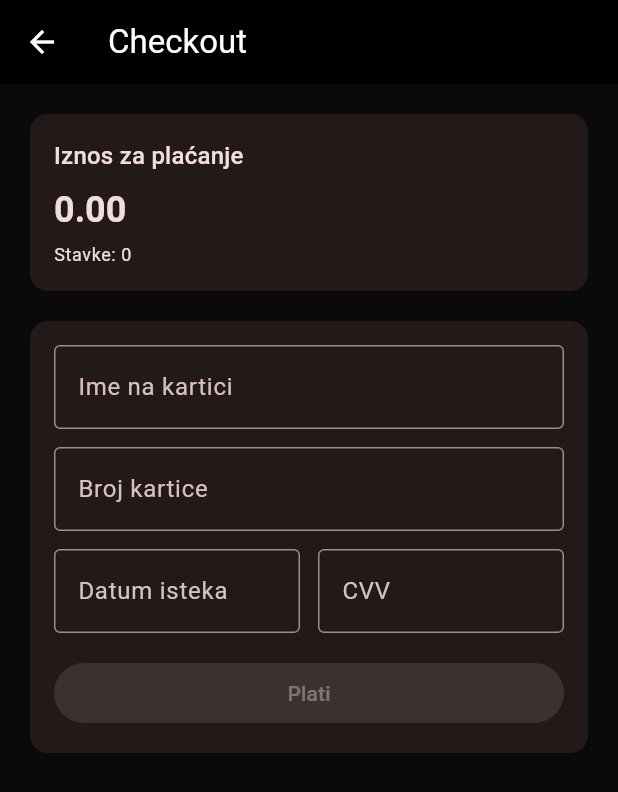
After one commit to KrsticStrahinja7/MIT-Strahinja-Krsti-IT38-2023-, a Flutter app: the CheckoutScreen screen opened directly, on a phone screen of 412 x 824 dp. The commit adds this screen. Shown: the top 792 px of the screen. Run offline on Flutter 3.47's test engine with Material 3 defaults, Android fonts, the phone set to English and light mode, and no system bars.

Commit message:
Checkout screen

```diff
--- /dev/null
+++ b/lib/screens/checkout_screen.dart
@@ -0,0 +1,236 @@
+import 'package:flutter/material.dart';
+import 'package:provider/provider.dart';
+
+import '../providers/cart_provider.dart';
+
+class CheckoutScreen extends StatefulWidget {
+  const CheckoutScreen({super.key});
+
+  @override
+  State<CheckoutScreen> createState() => _CheckoutScreenState();
+}
+
+class _CheckoutScreenState extends State<CheckoutScreen> {
+  final _formKey = GlobalKey<FormState>();
+
+  final _nameCtrl = TextEditingController();
+  final _cardCtrl = TextEditingController();
+  final _expCtrl = TextEditingController();
+  final _cvvCtrl = TextEditingController();
+
+  @override
+  void dispose() {
+    _nameCtrl.dispose();
+    _cardCtrl.dispose();
+    _expCtrl.dispose();
+    _cvvCtrl.dispose();
+    super.dispose();
+  }
+
+  String? _validateName(String? v) {
+    final value = (v ?? '').trim();
+    if (value.isEmpty) return 'Obavezno polje';
+    if (value.length < 3) return 'Unesi puno ime';
+    return null;
+  }
+
+  String? _validateCard(String? v) {
+    final digits = (v ?? '').replaceAll(RegExp(r'\s+'), '');
+    if (digits.isEmpty) return 'Obavezno polje';
+    if (!RegExp(r'^\d{16}$').hasMatch(digits)) {
+      return 'Broj kartice mora imati 16 cifara';
+    }
+    return null;
+  }
+
+  String? _validateExp(String? v) {
+    final value = (v ?? '').trim();
+    if (value.isEmpty) return 'Obavezno polje';
+    final m = RegExp(r'^(\d{2})\/(\d{2})$').firstMatch(value);
+    if (m == null) return 'Format: MM/YY';
+
+    final mm = int.parse(m.group(1)!);
+    final yy = int.parse(m.group(2)!);
+    if (mm < 1 || mm > 12) return 'Neispravan mesec';
+
+    final now = DateTime.now();
+    final fullYear = 2000 + yy;
+    final exp = DateTime(fullYear, mm + 1, 0);
+    if (exp.isBefore(DateTime(now.year, now.month, now.day))) {
+      return 'Kartica je istekla';
+    }
+    return null;
+  }
+
+  String? _validateCvv(String? v) {
+    final value = (v ?? '').trim();
+    if (value.isEmpty) return 'Obavezno polje';
+    if (!RegExp(r'^\d{3}$').hasMatch(value)) return 'CVV mora imati 3 cifre';
+    return null;
+  }
+
+  Future<void> _submit() async {
+    final cart = context.read<CartProvider>();
+    if (cart.items.isEmpty) {
+      ScaffoldMessenger.of(
+        context,
+      ).showSnackBar(const SnackBar(content: Text('Korpa je prazna')));
+      return;
+    }
+
+    final ok = _formKey.currentState?.validate() ?? false;
+    if (!ok) return;
+
+    final confirmed = await showDialog<bool>(
+      context: context,
+      builder: (context) {
+        return AlertDialog(
+          title: const Text('Potvrda plaćanja'),
+          content: Text(
+            'Biće naplaćeno: ${cart.totalPrice.toStringAsFixed(2)}\n\nNastaviti?',
+          ),
+          actions: [
+            TextButton(
+              onPressed: () => Navigator.of(context).pop(false),
+              child: const Text('Otkaži'),
+            ),
+            FilledButton(
+              onPressed: () => Navigator.of(context).pop(true),
+              child: const Text('Plati'),
+            ),
+          ],
+        );
+      },
+    );
+
+    if (confirmed != true) return;
+
+    cart.clear();
+
+    if (!mounted) return;
+    ScaffoldMessenger.of(
+      context,
+    ).showSnackBar(const SnackBar(content: Text('Uspešno plaćanje')));
+
+    Navigator.of(context).pop();
+  }
+
+  @override
+  Widget build(BuildContext context) {
+    final cart = context.watch<CartProvider>();
+
+    return Scaffold(
+      appBar: AppBar(title: const Text('Checkout')),
+      body: SingleChildScrollView(
+        padding: const EdgeInsets.all(16),
+        child: Column(
+          crossAxisAlignment: CrossAxisAlignment.stretch,
+          children: [
+            Card(
+              elevation: 0,
+              child: Padding(
+                padding: const EdgeInsets.all(16),
+                child: Column(
+                  crossAxisAlignment: CrossAxisAlignment.start,
+                  children: [
+                    Text(
+                      'Iznos za plaćanje',
+                      style: Theme.of(context).textTheme.titleMedium,
+                    ),
+                    const SizedBox(height: 8),
+                    Text(
+                      '${cart.totalPrice.toStringAsFixed(2)}',
+                      style: Theme.of(context).textTheme.headlineSmall
+                          ?.copyWith(fontWeight: FontWeight.w700),
+                    ),
+                    const SizedBox(height: 6),
+                    Text(
+                      'Stavke: ${cart.items.length}',
+                      style: Theme.of(context).textTheme.bodySmall,
+                    ),
+                  ],
+                ),
+              ),
+            ),
+            const SizedBox(height: 12),
+            Card(
+              elevation: 0,
+              child: Padding(
+                padding: const EdgeInsets.all(16),
+                child: Form(
+                  key: _formKey,
+                  child: Column(
+                    children: [
+                      TextFormField(
+                        controller: _nameCtrl,
+                        textInputAction: TextInputAction.next,
+                        decoration: const InputDecoration(
+                          labelText: 'Ime na kartici',
+                          border: OutlineInputBorder(),
+                        ),
+                        validator: _validateName,
+                      ),
+                      const SizedBox(height: 12),
+                      TextFormField(
+                        controller: _cardCtrl,
+                        keyboardType: TextInputType.number,
+                        textInputAction: TextInputAction.next,
+                        decoration: const InputDecoration(
+                          labelText: 'Broj kartice',
+                          hintText: '1234 5678 9012 3456',
+                          border: OutlineInputBorder(),
+                        ),
+                        validator: _validateCard,
+                      ),
+                      const SizedBox(height: 12),
+                      Row(
+                        children: [
+                          Expanded(
+                            child: TextFormField(
+                              controller: _expCtrl,
+                              keyboardType: TextInputType.number,
+                              textInputAction: TextInputAction.next,
+                              decoration: const InputDecoration(
+                                labelText: 'Datum isteka',
+                                hintText: 'MM/YY',
+                                border: OutlineInputBorder(),
+                              ),
+                              validator: _validateExp,
+                            ),
+                          ),
+                          const SizedBox(width: 12),
+                          Expanded(
+                            child: TextFormField(
+                              controller: _cvvCtrl,
+                              keyboardType: TextInputType.number,
+                              textInputAction: TextInputAction.done,
+                              obscureText: true,
+                              decoration: const InputDecoration(
+                                labelText: 'CVV',
+                                hintText: '123',
+                                border: OutlineInputBorder(),
+                              ),
+                              validator: _validateCvv,
+                            ),
+                          ),
+                        ],
+                      ),
+                      const SizedBox(height: 16),
+                      SizedBox(
+                        width: double.infinity,
+                        child: FilledButton(
+                          onPressed: cart.items.isEmpty ? null : _submit,
+                          child: const Text('Plati'),
+                        ),
+                      ),
+                    ],
+                  ),
+                ),
+              ),
+            ),
+          ],
+        ),
+      ),
+    );
+  }
+}
```
Also changed, not shown: lib/screens/cart_screen.dart (+10 -1 lines).
